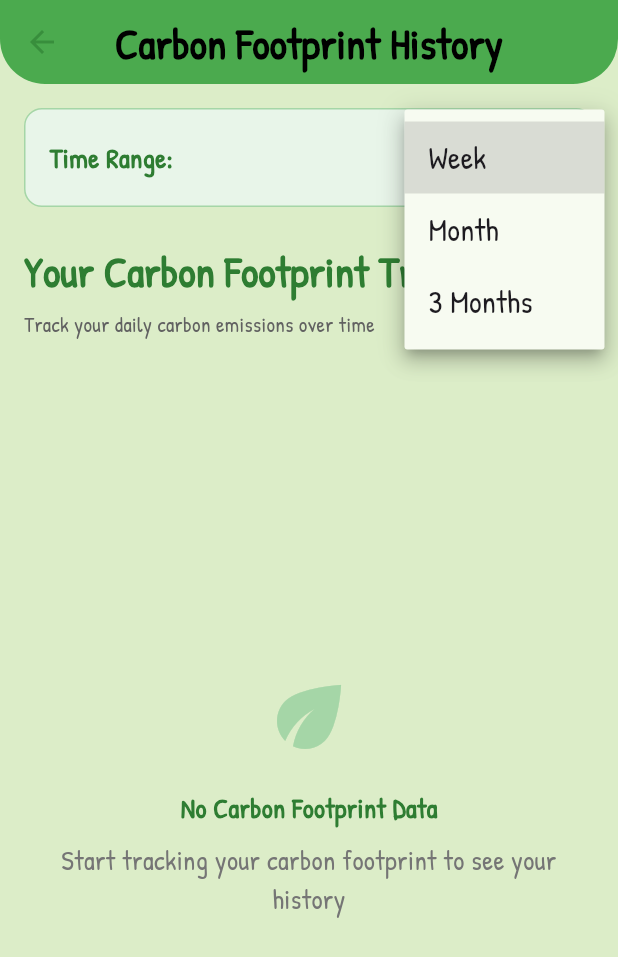
After one commit to RicardoBOIs/Combine_Assignment, a Flutter app: the CarbonHistoryScreen screen opened directly, after a tap on "Week", on a phone screen of 412 x 824 dp. The commit adds this screen. Shown: the top 957 px of the screen. Run offline on Flutter 3.47's test engine with Material 3 defaults, Android fonts, the phone set to English and light mode, and no system bars; our stand-ins replace cloud_firestore, connectivity_plus, firebase_auth, firebase_core, fl_chart, flutter_animate and 6 more; accounts and stored records are empty.

Commit message:
1.Added Delete Dialog to admin_main.dart when deleting admin 2.Added a new page for view personal carbon hisory and added a button to route to carbon_history for tips_education.dart

```diff
--- /dev/null
+++ b/lib/YenHan/pages/carbon_history.dart
@@ -0,0 +1,477 @@
+import 'package:flutter/material.dart';
+import 'package:cloud_firestore/cloud_firestore.dart';
+import 'package:firebase_auth/firebase_auth.dart';
+import 'package:intl/intl.dart';
+import 'package:fl_chart/fl_chart.dart';
+
+class CarbonHistoryScreen extends StatefulWidget {
+  const CarbonHistoryScreen({Key? key}) : super(key: key);
+
+  @override
+  _CarbonHistoryScreenState createState() => _CarbonHistoryScreenState();
+}
+
+class _CarbonHistoryScreenState extends State<CarbonHistoryScreen> {
+  final FirebaseFirestore _db = FirebaseFirestore.instance;
+  final FirebaseAuth _auth = FirebaseAuth.instance;
+  List<Map<String, dynamic>> _historyData = [];
+  bool _isLoading = true;
+  String _timeRange = 'Week'; // Default time range
+
+  @override
+  void initState() {
+    super.initState();
+    _fetchHistoryData();
+  }
+
+  Future<void> _fetchHistoryData() async {
+    setState(() {
+      _isLoading = true;
+    });
+
+    try {
+      final user = _auth.currentUser;
+      if (user == null) {
+        throw Exception('Not logged in');
+      }
+
+      // Calculate date range based on selected time range
+      DateTime endDate = DateTime.now();
+      DateTime startDate;
+
+      switch (_timeRange) {
+        case 'Week':
+          startDate = endDate.subtract(const Duration(days: 7));
+          break;
+        case 'Month':
+          startDate = DateTime(endDate.year, endDate.month - 1, endDate.day);
+          break;
+        case '3 Months':
+          startDate = DateTime(endDate.year, endDate.month - 3, endDate.day);
+          break;
+        default:
+          startDate = endDate.subtract(const Duration(days: 7));
+      }
+
+      // Format dates for Firestore query
+      final startDateStr = DateFormat('yyyy-MM-dd').format(startDate);
+      final endDateStr = DateFormat('yyyy-MM-dd').format(endDate);
+
+      // Query Firestore for carbon footprint data
+      final QuerySnapshot snapshot = await _db
+          .collection('daily_Carbon_FootPrint_record')
+          .doc(user.email)
+          .collection('days')
+          .where(FieldPath.documentId, isGreaterThanOrEqualTo: startDateStr)
+          .where(FieldPath.documentId, isLessThanOrEqualTo: endDateStr)
+          .orderBy(FieldPath.documentId)
+          .get();
+
+      // Process the data
+      List<Map<String, dynamic>> historyData = [];
+      for (var doc in snapshot.docs) {
+        final data = doc.data() as Map<String, dynamic>;
+        final date = doc.id; // The document ID is the date in yyyy-MM-dd format
+
+        historyData.add({
+          'date': date,
+          'kgCO2e': data['kgCO2e'] ?? 0.0,
+          'formattedDate': _formatDateForDisplay(date),
+        });
+      }
+
+      setState(() {
+        _historyData = historyData;
+        _isLoading = false;
+      });
+    } catch (e) {
+      setState(() {
+        _isLoading = false;
+      });
+      ScaffoldMessenger.of(context).showSnackBar(
+        SnackBar(content: Text('Error loading history: ${e.toString()}')),
+      );
+    }
+  }
+
+  String _formatDateForDisplay(String dateStr) {
+    // Convert yyyy-MM-dd to MM-dd format for display
+    final date = DateFormat('yyyy-MM-dd').parse(dateStr);
+    return DateFormat('MM-dd').format(date);
+  }
+
+  @override
+  Widget build(BuildContext context) {
+    return Scaffold(
+      appBar: AppBar(
+        title: const Text(
+          'Carbon Footprint History',
+          style: TextStyle(
+            color: Colors.black,
+            fontWeight: FontWeight.bold,
+          ),
+        ),
+        iconTheme: IconThemeData(color: Colors.green.shade700),
+      ),
+      body: Padding(
+        padding: const EdgeInsets.all(16.0),
+        child: Column(
+          crossAxisAlignment: CrossAxisAlignment.start,
+          children: [
+            // Time range selector
+            Container(
+              padding: const EdgeInsets.symmetric(horizontal: 16, vertical: 8),
+              decoration: BoxDecoration(
+                color: Colors.green.shade50,
+                borderRadius: BorderRadius.circular(12),
+                border: Border.all(color: Colors.green.shade200),
+              ),
+              child: Row(
+                mainAxisAlignment: MainAxisAlignment.spaceBetween,
+                children: [
+                  Text(
+                    'Time Range:',
+                    style: TextStyle(
+                      fontWeight: FontWeight.bold,
+                      color: Colors.green.shade800,
+                    ),
+                  ),
+                  DropdownButton<String>(
+                    value: _timeRange,
+                    underline: Container(),
+                    icon: Icon(Icons.arrow_drop_down, color: Colors.green.shade700),
+                    onChanged: (String? newValue) {
+                      if (newValue != null) {
+                        setState(() {
+                          _timeRange = newValue;
+                        });
+                        _fetchHistoryData();
+                      }
+                    },
+                    items: <String>['Week', 'Month', '3 Months']
+                        .map<DropdownMenuItem<String>>((String value) {
+                      return DropdownMenuItem<String>(
+                        value: value,
+                        child: Text(value),
+                      );
+                    }).toList(),
+                  ),
+                ],
+              ),
+            ),
+
+            const SizedBox(height: 24),
+
+            Text(
+              'Your Carbon Footprint Trend',
+              style: Theme.of(context).textTheme.titleLarge!.copyWith(
+                fontWeight: FontWeight.bold,
+                color: Colors.green.shade800,
+              ),
+            ),
+
+            const SizedBox(height: 8),
+
+            Text(
+              'Track your daily carbon emissions over time',
+              style: TextStyle(
+                fontSize: 14,
+                color: Colors.grey.shade700,
+              ),
+            ),
+
+            const SizedBox(height: 24),
+
+            // Chart or No Data message
+            Expanded(
+              child: _isLoading
+                  ? Center(
+                child: CircularProgressIndicator(
+                  valueColor: AlwaysStoppedAnimation<Color>(Colors.green.shade700),
+                ),
+              )
+                  : _historyData.isEmpty
+                  ? _buildNoDataView()
+                  : _buildChartView(),
+            ),
+          ],
+        ),
+      ),
+    );
+  }
+
+  Widget _buildNoDataView() {
+    return Center(
+      child: Column(
+        mainAxisAlignment: MainAxisAlignment.center,
+        children: [
+          Icon(
+            Icons.eco,
+            size: 64,
+            color: Colors.green.shade200,
+          ),
+          const SizedBox(height: 16),
+          Text(
+            'No Carbon Footprint Data',
+            style: TextStyle(
+              fontSize: 18,
+              fontWeight: FontWeight.bold,
+              color: Colors.green.shade800,
+            ),
+          ),
+          const SizedBox(height: 8),
+          Text(
+            'Start tracking your carbon footprint to see your history',
+            textAlign: TextAlign.center,
+            style: TextStyle(
+              color: Colors.grey.shade600,
+            ),
+          ),
+        ],
+      ),
+    );
+  }
+
+  Widget _buildChartView() {
+    return Container(
+      padding: const EdgeInsets.all(16),
+      decoration: BoxDecoration(
+        color: Colors.white,
+        borderRadius: BorderRadius.circular(16),
+        boxShadow: [
+          BoxShadow(
+            color: Colors.black.withOpacity(0.05),
+            blurRadius: 10,
+            offset: const Offset(0, 4),
+          ),
+        ],
+      ),
+      child: Column(
+        crossAxisAlignment: CrossAxisAlignment.start,
+        children: [
+          // Chart
+          Expanded(
+            child: Padding(
+              padding: const EdgeInsets.only(top: 16),
+              child: LineChart(
+                LineChartData(
+                  gridData: FlGridData(
+                    show: true,
+                    drawVerticalLine: true,
+                    horizontalInterval: 10,
+                    verticalInterval: 1,
+                    getDrawingHorizontalLine: (value) {
+                      return FlLine(
+                        color: Colors.grey.shade200,
+                        strokeWidth: 1,
+                      );
+                    },
+                    getDrawingVerticalLine: (value) {
+                      return FlLine(
+                        color: Colors.grey.shade200,
+                        strokeWidth: 1,
+                      );
+                    },
+                  ),
+                  titlesData: FlTitlesData(
+                    show: true,
+                    rightTitles: AxisTitles(
+                      sideTitles: SideTitles(showTitles: false),
+                    ),
+                    topTitles: AxisTitles(
+                      sideTitles: SideTitles(showTitles: false),
+                    ),
+                    bottomTitles: AxisTitles(
+                      sideTitles: SideTitles(
+                        showTitles: true,
+                        reservedSize: 30,
+                        interval: 1,
+                        getTitlesWidget: (value, meta) {
+                          if (value.toInt() >= 0 && value.toInt() < _historyData.length) {
+                            return SideTitleWidget(
+                              axisSide: meta.axisSide,
+                              child: Text(
+                                _historyData[value.toInt()]['formattedDate'],
+                                style: TextStyle(
+                                  color: Colors.grey.shade700,
+                                  fontSize: 10,
+                                ),
+                              ),
+                            );
+                          }
+                          return const SizedBox();
+                        },
+                      ),
+                    ),
+                    leftTitles: AxisTitles(
+                      sideTitles: SideTitles(
+                        showTitles: true,
+                        interval: 10,
+                        getTitlesWidget: (value, meta) {
+                          return SideTitleWidget(
+                            axisSide: meta.axisSide,
+                            child: Text(
+                              value.toInt().toString(),
+                              style: TextStyle(
+                                color: Colors.grey.shade700,
+                                fontSize: 10,
+                              ),
+                            ),
+                          );
+                        },
+                        reservedSize: 40,
+                      ),
+                    ),
+                  ),
+                  borderData: FlBorderData(
+                    show: true,
+                    border: Border.all(color: Colors.grey.shade300),
+                  ),
+                  minX: 0,
+                  maxX: _historyData.length - 1.0,
+                  minY: 0,
+                  maxY: _getMaxY(),
+                  lineBarsData: [
+                    LineChartBarData(
+                      spots: _historyData.asMap().entries.map((entry) {
+                        return FlSpot(entry.key.toDouble(), entry.value['kgCO2e'].toDouble());
+                      }).toList(),
+                      isCurved: true,
+                      color: Colors.green.shade700,
+                      barWidth: 3,
+                      isStrokeCapRound: true,
+                      dotData: FlDotData(
+                        show: true,
+                        getDotPainter: (spot, percent, barData, index) {
+                          return FlDotCirclePainter(
+                            radius: 4,
+                            color: Colors.green.shade700,
+                            strokeWidth: 2,
+                            strokeColor: Colors.white,
+                          );
+                        },
+                      ),
+                      belowBarData: BarAreaData(
+                        show: true,
+                        color: Colors.green.shade100.withOpacity(0.5),
+                      ),
+                    ),
+                  ],
+                ),
+              ),
+            ),
+          ),
+
+          // Legend
+          const SizedBox(height: 16),
+          Row(
+            mainAxisAlignment: MainAxisAlignment.center,
+            children: [
+              Container(
+                width: 12,
+                height: 12,
+                decoration: BoxDecoration(
+                  color: Colors.green.shade700,
+                  shape: BoxShape.circle,
+                ),
+              ),
+              const SizedBox(width: 8),
+              Text(
+                'Carbon Footprint (kg CO₂e)',
+                style: TextStyle(
+                  fontSize: 12,
+                  color: Colors.grey.shade700,
+                ),
+              ),
+            ],
+          ),
+
+          // Stats summary
+          if (_historyData.isNotEmpty) ...[
+            const SizedBox(height: 24),
+            Row(
+              mainAxisAlignment: MainAxisAlignment.spaceAround,
+              children: [
+                _buildStatItem('Average', _calculateAverage(), 'kg CO₂e'),
+                _buildStatItem('Highest', _findHighest(), 'kg CO₂e'),
+                _buildStatItem('Lowest', _findLowest(), 'kg CO₂e'),
+              ],
+            ),
+          ],
+        ],
+      ),
+    );
+  }
+
+  Widget _buildStatItem(String label, double value, String unit) {
+    return Column(
+      children: [
+        Text(
+          label,
+          style: TextStyle(
+            fontSize: 12,
+            color: Colors.grey.shade600,
+          ),
+        ),
+        const SizedBox(height: 4),
+        Text(
+          value.toStringAsFixed(1),
+          style: TextStyle(
+            fontSize: 18,
+            fontWeight: FontWeight.bold,
+            color: Colors.green.shade800,
+          ),
+        ),
+        Text(
+          unit,
+          style: TextStyle(
+            fontSize: 12,
+            color: Colors.grey.shade600,
+          ),
+        ),
+      ],
+    );
+  }
+
+  double _getMaxY() {
+    if (_historyData.isEmpty) return 50;
+    double maxValue = 0;
+    for (var data in _historyData) {
+      if (data['kgCO2e'] > maxValue) {
+        maxValue = data['kgCO2e'];
+      }
+    }
+    return (maxValue * 1.2).ceilToDouble(); // Add 20% padding to the top
+  }
+
+  double _calculateAverage() {
+    if (_historyData.isEmpty) return 0;
+    double sum = 0;
+    for (var data in _historyData) {
+      sum += data['kgCO2e'];
+    }
+    return sum / _historyData.length;
+  }
+
+  double _findHighest() {
+    if (_historyData.isEmpty) return 0;
+    double max = _historyData[0]['kgCO2e'];
+    for (var data in _historyData) {
+      if (data['kgCO2e'] > max) {
+        max = data['kgCO2e'];
+      }
+    }
+    return max;
+  }
+
+  double _findLowest() {
+    if (_historyData.isEmpty) return 0;
+    double min = _historyData[0]['kgCO2e'];
+    for (var data in _historyData) {
+      if (data['kgCO2e'] < min) {
+        min = data['kgCO2e'];
+      }
+    }
+    return min;
+  }
+}
--- a/lib/YenHan/pages/tips_education.dart
+++ b/lib/YenHan/pages/tips_education.dart
@@ -11,6 +11,7 @@ import 'package:assignment_test/YenHan/Databases/CarbonFootPrintDao.dart';
 import '../../screen/track_habit_screen.dart';
 import 'package:assignment_test/Willie/community_main.dart';
 import 'package:assignment_test/screen/profile.dart';
+import 'package:assignment_test/YenHan/pages/carbon_history.dart';
 
 String _selectedRegion = 'MY';
 
@@ -286,7 +287,18 @@ class _TipsEducationScreenState extends State<TipsEducationScreen> {
               fontWeight: FontWeight.bold,
             )
         ),
-
+        actions: [
+          IconButton(
+            icon: Icon(Icons.history, color: Colors.green.shade700),
+            onPressed: () {
+              Navigator.push(
+                context,
+                MaterialPageRoute(builder: (context) => CarbonHistoryScreen()),
+              );
+            },
+            tooltip: 'View History',
+          ),
+        ],
       ),
       body: RefreshIndicator(
         onRefresh: () async{
```
Also changed, not shown: lib/admin_main.dart (+25 -2 lines).
